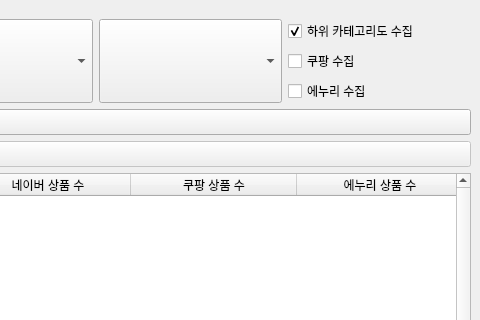
Old version of the form ui/main_window.ui in the repository BK927/my-longtail-keywords-miner; both pictures show x 543 to 1023 and y 0 to 320 of the 1023 by 688 pixel window.
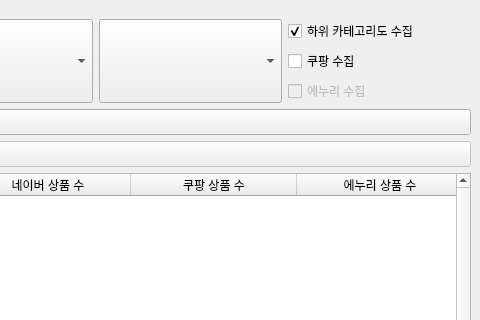
New version of the form.

Commit message: fixed recursive bug, fixed add_table_item logic, disabled not updated function in ui

Diff of the .ui file:
```diff
--- a/ui/main_window.ui
+++ b/ui/main_window.ui
@@ -234,6 +234,9 @@
           </item>
           <item>
            <widget class="QCheckBox" name="enuriChkBox">
+            <property name="enabled">
+             <bool>false</bool>
+            </property>
             <property name="text">
              <string>에누리 수집</string>
             </property>
```
The commit also changes 2 other files.
